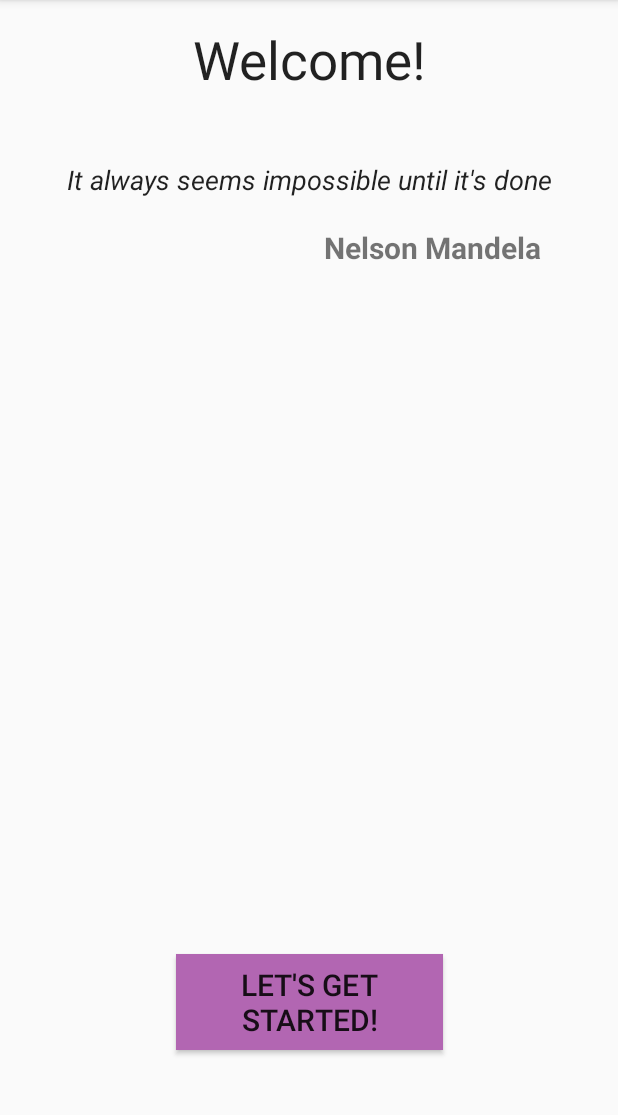
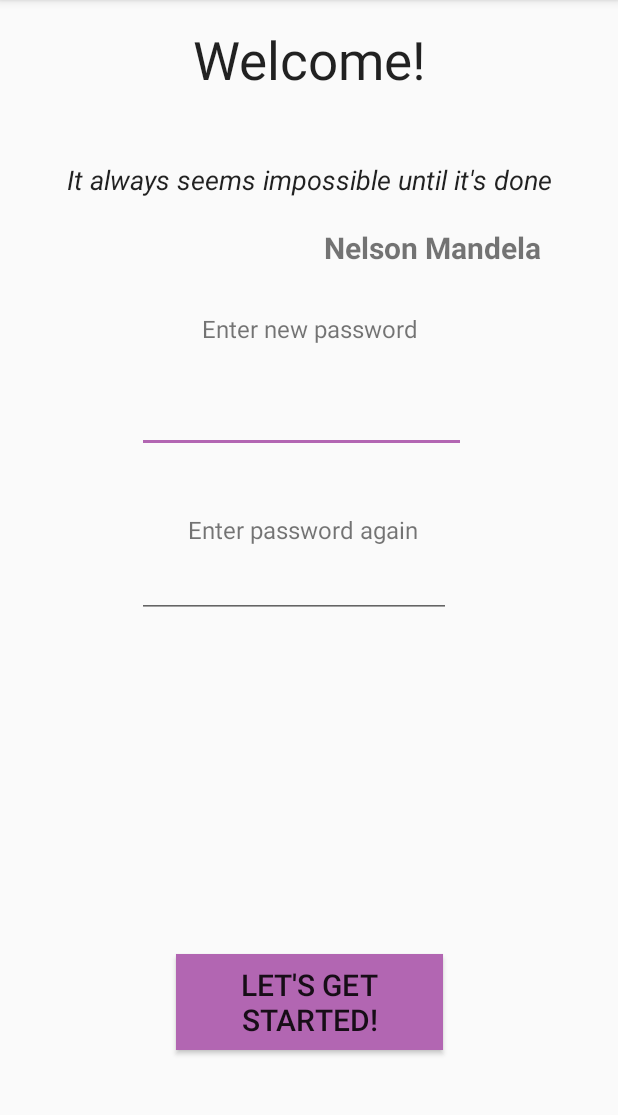
Before and after one commit to markscottUWS/MNSAProject, an Android app: the screen it shows after launch (MainActivity), on a phone screen of 412 x 824 dp, the part 84-1199 px from its top. Run offline under Robolectric (Android 15) with nearby library versions, the phone set to English and light mode, and no system bars.

Commit message:
update fragment_welcome_screen.xml

```diff
--- a/app/src/main/res/layout/fragment_welcome_first.xml
+++ b/app/src/main/res/layout/fragment_welcome_first.xml
@@ -63,5 +63,62 @@
         app:layout_constraintTop_toBottomOf="@+id/sub_welcome_textview"
         app:layout_constraintVertical_bias="0.018" />
 
+     <EditText
+        android:id="@+id/editText1"
+        android:layout_width="219dp"
+        android:layout_height="44dp"
+        android:layout_marginEnd="85dp"
+        android:layout_marginStart="80dp"
+        android:layout_marginTop="28dp"
+        android:ems="10"
+        android:inputType="textPassword"
+        app:layout_constraintEnd_toEndOf="parent"
+        app:layout_constraintHorizontal_bias="1.0"
+        app:layout_constraintStart_toStartOf="parent"
+        app:layout_constraintTop_toBottomOf="@+id/textView1" />
+
+
+    <EditText
+        android:id="@+id/editText2"
+        android:layout_width="209dp"
+        android:layout_height="48dp"
+        android:layout_marginEnd="95dp"
+        android:layout_marginStart="80dp"
+        android:ems="10"
+        android:inputType="textPassword"
+        app:layout_constraintEnd_toEndOf="parent"
+        app:layout_constraintHorizontal_bias="1.0"
+        app:layout_constraintStart_toStartOf="parent"
+        app:layout_constraintTop_toBottomOf="@+id/textView2" />
+
+
+    <TextView
+        android:id="@+id/textView1"
+        android:layout_width="wrap_content"
+        android:layout_height="wrap_content"
+        android:layout_marginEnd="128dp"
+        android:layout_marginStart="130dp"
+        android:layout_marginTop="192dp"
+        android:text="Enter new password"
+        android:textSize="16sp"
+        app:layout_constraintEnd_toEndOf="parent"
+        app:layout_constraintHorizontal_bias="0.533"
+        app:layout_constraintStart_toStartOf="parent"
+        app:layout_constraintTop_toTopOf="parent" />
+
+    <TextView
+        android:id="@+id/textView2"
+        android:layout_width="wrap_content"
+        android:layout_height="wrap_content"
+        android:layout_marginEnd="117dp"
+        android:layout_marginStart="116dp"
+        android:layout_marginTop="40dp"
+        android:text="Enter password again"
+        android:textSize="16sp"
+        app:layout_constraintEnd_toEndOf="parent"
+        app:layout_constraintHorizontal_bias="1.0"
+        app:layout_constraintStart_toStartOf="parent"
+        app:layout_constraintTop_toBottomOf="@+id/editText1" />
+
 
 </android.support.constraint.ConstraintLayout>
```
